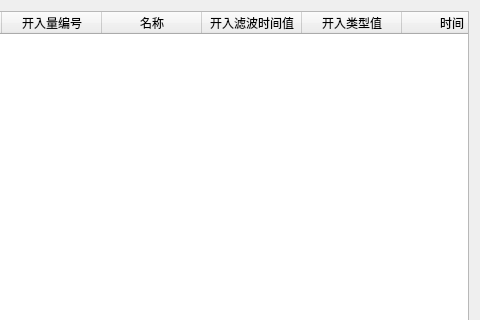
Old version of the form d6k/trunk/src/ds_plugin/breaker/diwdiget.ui in the repository liuning587/D6k2.0master; both pictures show x 110 to 590 and y 0 to 320 of the 590 by 408 pixel window.
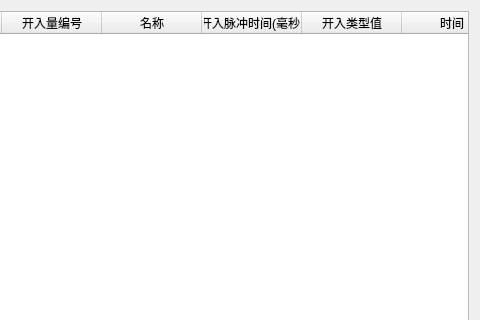
New version of the form.

```diff
--- a/d6k/trunk/src/ds_plugin/breaker/diwdiget.ui
+++ b/d6k/trunk/src/ds_plugin/breaker/diwdiget.ui
@@ -33,7 +33,7 @@
      </column>
      <column>
       <property name="text">
-       <string>开入滤波时间值</string>
+       <string>开入脉冲时间(毫秒)</string>
       </property>
      </column>
      <column>
```
